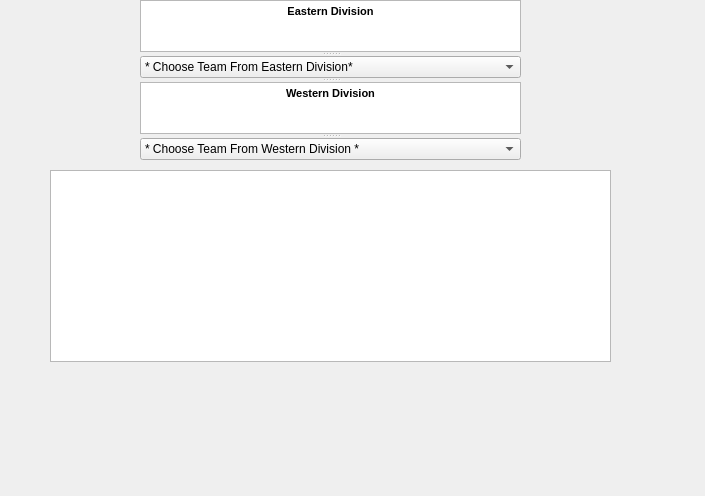
Above: TheMudkips/nbateams.ui from OwlbitCode/TheMudkips before the change. Below: the same form after it.
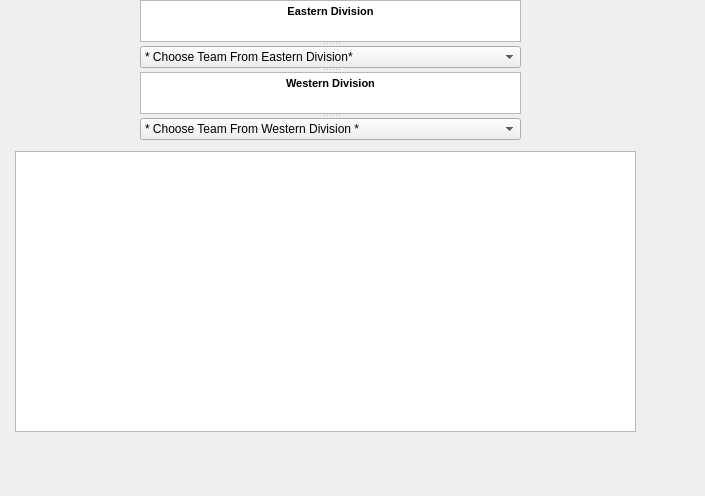
That is the form after the change.

```diff
--- a/TheMudkips/nbateams.ui
+++ b/TheMudkips/nbateams.ui
@@ -16,12 +16,21 @@
   <widget class="QTableView" name="dataView">
    <property name="geometry">
     <rect>
-     <x>50</x>
-     <y>170</y>
-     <width>561</width>
-     <height>192</height>
+     <x>15</x>
+     <y>151</y>
+     <width>621</width>
+     <height>281</height>
     </rect>
    </property>
+   <property name="alternatingRowColors">
+    <bool>true</bool>
+   </property>
+   <property name="sortingEnabled">
+    <bool>true</bool>
+   </property>
+   <attribute name="verticalHeaderShowSortIndicator" stdset="0">
+    <bool>false</bool>
+   </attribute>
   </widget>
   <widget class="QSplitter" name="splitter">
    <property name="geometry">
@@ -29,7 +38,7 @@
      <x>140</x>
      <y>0</y>
      <width>381</width>
-     <height>161</height>
+     <height>141</height>
     </rect>
    </property>
    <property name="orientation">
```
